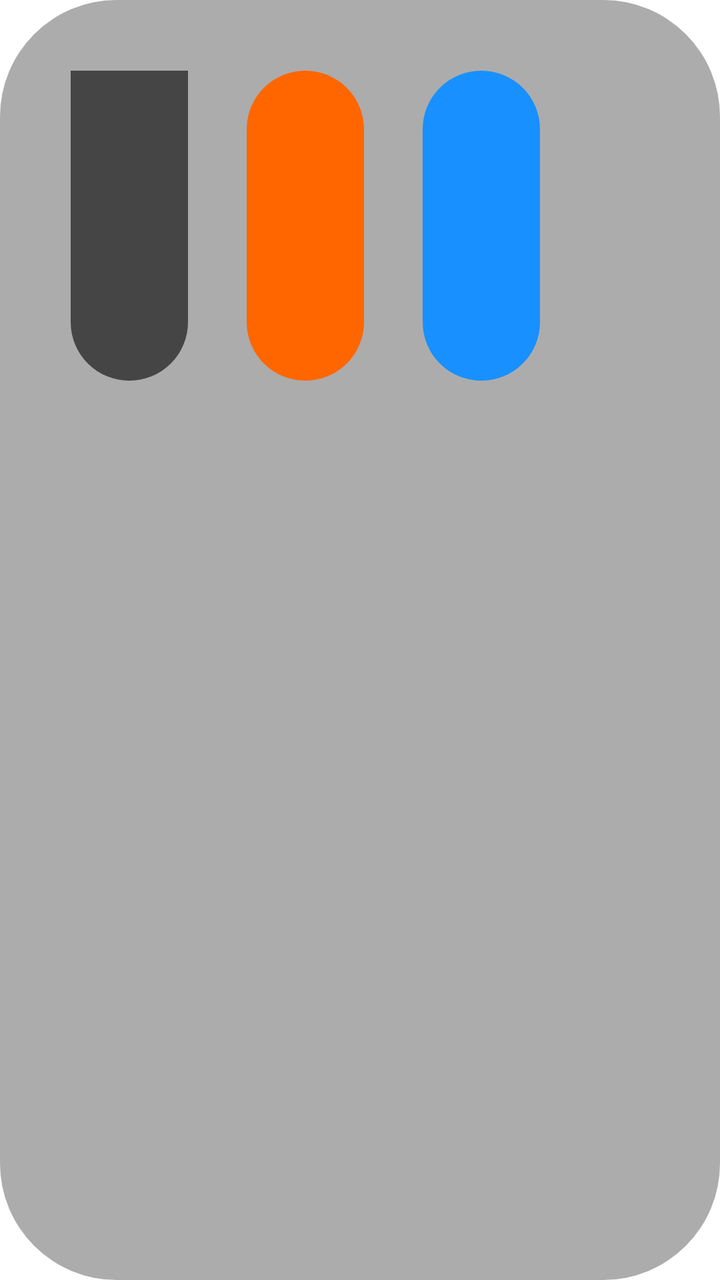
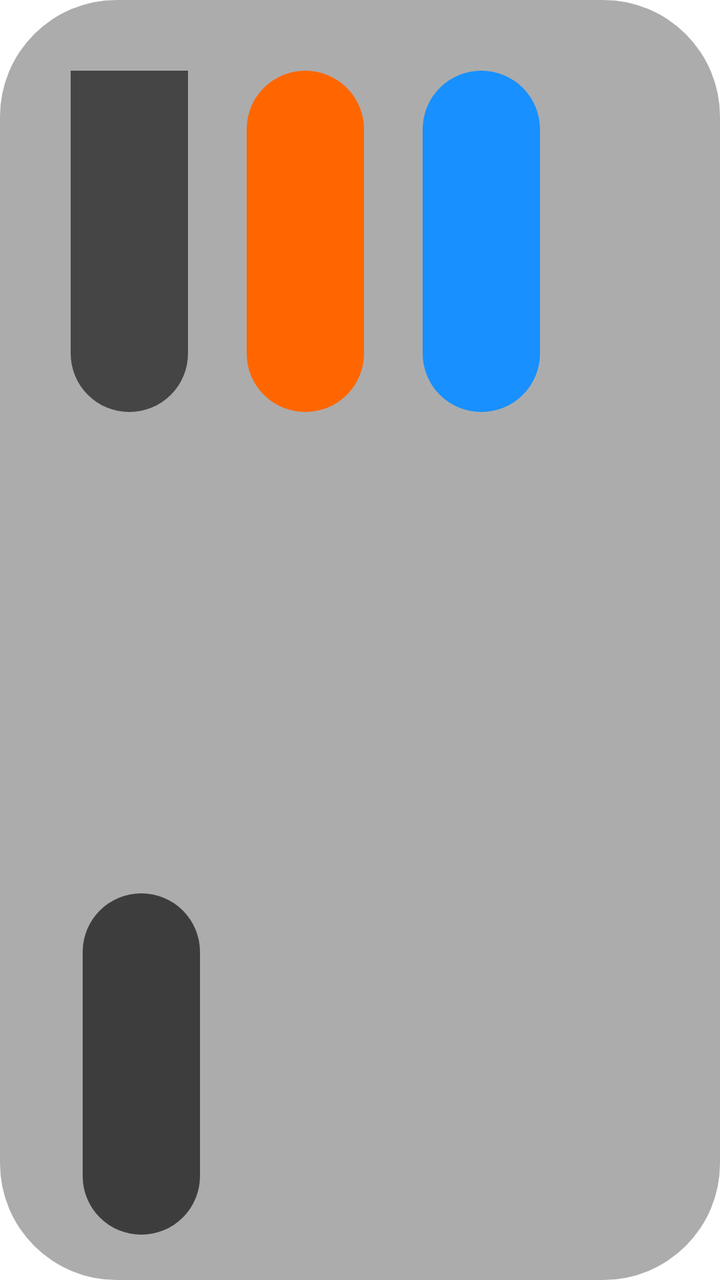

An Android layout rendered at two revisions. The XML below is the earlier revision; the diff shows what the commit changed to produce the second picture.
<!-- AndroidManifest.xml: application theme AppTheme.NoActionBar -->
<!-- res/layout/item_grid.xml -->
<?xml version="1.0" encoding="utf-8"?>
<FrameLayout xmlns:android="http://schemas.android.com/apk/res/android"
    android:layout_width="wrap_content"
    android:layout_height="wrap_content"
    android:background="@drawable/shape_user_focus"
    android:focusable="true"
    android:padding="@dimen/vs_1">

    <FrameLayout
        android:layout_width="@dimen/vs_214"
        android:layout_height="@dimen/vs_280">

        <ImageView
            android:id="@+id/ivThumb"
            android:layout_width="match_parent"
            android:layout_height="match_parent"
            android:padding="@dimen/vs_1"
            android:scaleType="fitXY" />

        <LinearLayout
            android:layout_width="wrap_content"
            android:layout_height="wrap_content"
            android:layout_marginLeft="@dimen/vs_5"
            android:layout_marginTop="@dimen/vs_5"
            android:layout_marginRight="@dimen/vs_5"
            android:orientation="horizontal">

            <TextView
                android:id="@+id/tvYear"
                android:layout_width="wrap_content"
                android:layout_height="wrap_content"
                android:layout_marginEnd="@dimen/vs_5"
                android:layout_marginRight="@dimen/vs_5"
                android:background="@drawable/shape_thumb_bottom_name"
                android:ellipsize="end"
                android:gravity="center"
                android:paddingLeft="@dimen/vs_5"
                android:paddingRight="@dimen/vs_5"
                android:singleLine="true"
                android:textColor="@android:color/white"
                android:textSize="@dimen/ts_20" />

            <TextView
                android:id="@+id/tvArea"
                android:layout_width="wrap_content"
                android:layout_height="wrap_content"
                android:layout_marginEnd="@dimen/vs_5"
                android:layout_marginRight="@dimen/vs_5"
                android:background="@drawable/shape_thumb_lang"
                android:ellipsize="end"
                android:gravity="center"
                android:paddingLeft="@dimen/vs_5"
                android:paddingRight="@dimen/vs_5"
                android:singleLine="true"
                android:textColor="@android:color/white"
                android:textSize="@dimen/ts_20" />

            <TextView
                android:id="@+id/tvLang"
                android:layout_width="wrap_content"
                android:layout_height="wrap_content"
                android:layout_marginEnd="@dimen/vs_5"
                android:layout_marginRight="@dimen/vs_5"
                android:background="@drawable/shape_thumb_year"
                android:ellipsize="end"
                android:gravity="center"
                android:paddingLeft="@dimen/vs_5"
                android:paddingRight="@dimen/vs_5"
                android:singleLine="true"
                android:textColor="@android:color/white"
                android:textSize="@dimen/ts_20" />

        </LinearLayout>


        <LinearLayout
            android:layout_width="match_parent"
            android:layout_height="wrap_content"
            android:layout_gravity="bottom"
            android:orientation="vertical"
            android:padding="@dimen/vs_1">

            <TextView
                android:id="@+id/tvNote"
                android:layout_width="wrap_content"
                android:layout_height="wrap_content"
                android:layout_gravity="bottom"
                android:layout_marginLeft="@dimen/vs_5"
                android:layout_marginRight="@dimen/vs_5"
                android:layout_marginBottom="@dimen/vs_5"
                android:background="@drawable/shape_thumb_note"
                android:ellipsize="end"
                android:gravity="center"
                android:paddingLeft="@dimen/vs_5"
                android:paddingRight="@dimen/vs_5"
                android:singleLine="true"
                android:textColor="@android:color/white"
                android:textSize="@dimen/ts_20" />

            <TextView
                android:id="@+id/tvName"
                android:layout_width="match_parent"
                android:layout_height="wrap_content"
                android:background="@drawable/shape_thumb_bottom_name"
                android:ellipsize="marquee"
                android:gravity="center"
                android:marqueeRepeatLimit="marquee_forever"
                android:padding="@dimen/vs_5"
                android:singleLine="true"
                android:text="Title"
                android:textColor="@android:color/white"
                android:textSize="@dimen/ts_22" />

            <TextView
                android:id="@+id/tvActor"
                android:layout_width="match_parent"
                android:layout_height="wrap_content"
                android:background="@drawable/shape_thumb_bottom_name"
                android:ellipsize="end"
                android:gravity="top"
                android:padding="@dimen/vs_5"
                android:singleLine="true"
                android:textColor="@android:color/white"
                android:textSize="@dimen/ts_16"
                android:visibility="gone" />
        </LinearLayout>
        
        <FrameLayout
            android:id="@+id/delFrameLayout"
            android:layout_width="match_parent"
            android:layout_height="match_parent"
            android:background="@drawable/shape_user_delete"
            android:layout_gravity="center"
            android:visibility="gone">

            <ImageView
                android:id="@+id/imageView"
                android:layout_width="@dimen/vs_80"
                android:layout_height="@dimen/vs_80"
                android:layout_gravity="center"
                android:layout_marginBottom="@dimen/vs_20"
                android:src="@drawable/icon_delete" />
        </FrameLayout>
        
    </FrameLayout>
</FrameLayout>
<!-- resources referenced by this layout -->
<resources>
  <dimen name="ts_16">16mm</dimen>
  <dimen name="ts_20">20mm</dimen>
  <dimen name="ts_22">22mm</dimen>
  <dimen name="vs_1">1mm</dimen>
  <dimen name="vs_20">20mm</dimen>
  <dimen name="vs_214">214mm</dimen>
  <dimen name="vs_280">280mm</dimen>
  <dimen name="vs_5">5mm</dimen>
  <dimen name="vs_80">80mm</dimen>
  <!-- drawable icon_delete (drawable) -->
  <vector android:height="24dp" android:tint="#FFFFFF"
      android:viewportHeight="24" android:viewportWidth="24"
      android:width="24dp" xmlns:android="http://schemas.android.com/apk/res/android">
    <path android:fillColor="@android:color/white" android:pathData="M6,19c0,1.1 0.9,2 2,2h8c1.1,0 2,-0.9 2,-2L18,7L6,7v12zM8,9h8v10L8,19L8,9zM15.5,4l-1,-1h-5l-1,1L5,4v2h14L19,4z"/>
  </vector>
  <!-- drawable shape_thumb_bottom_name (drawable) -->
  <?xml version="1.0" encoding="utf-8"?>
  <shape xmlns:android="http://schemas.android.com/apk/res/android">
      <corners
          android:bottomLeftRadius="@dimen/vs_10"
          android:bottomRightRadius="@dimen/vs_10" />
      <solid android:color="@color/color_99000000" />
  </shape>
  <!-- drawable shape_thumb_lang (drawable) -->
  <?xml version="1.0" encoding="utf-8"?>
  <shape xmlns:android="http://schemas.android.com/apk/res/android">
      <solid android:color="@color/color_FFB800" />
      <corners android:radius="5mm" />
  </shape>
  <!-- drawable shape_thumb_note (drawable) -->
  <?xml version="1.0" encoding="utf-8"?>
  <shape xmlns:android="http://schemas.android.com/apk/res/android">
      <solid android:color="@color/color_3D3D3D" />
      <corners android:radius="5mm" />
  </shape>
  <!-- drawable shape_thumb_year (drawable) -->
  <?xml version="1.0" encoding="utf-8"?>
  <shape xmlns:android="http://schemas.android.com/apk/res/android">
      <solid android:color="@color/color_1890FF" />
      <corners android:radius="5mm" />
  </shape>
  <!-- drawable shape_user_delete (drawable) -->
  <?xml version="1.0" encoding="UTF-8"?>
  <shape xmlns:android="http://schemas.android.com/apk/res/android" android:shape="rectangle" >
  
      <gradient
          android:startColor="@color/color_000000_30"
          android:centerColor="@color/color_000000_60"
          android:endColor="@color/color_000000_30"
          android:angle="90" />
       <corners
          android:radius="@dimen/vs_10"/>
  
  </shape>
  <style name="AppTheme.NoActionBar" parent="AppTheme">
          <item name="android:windowActionBar">false</item>
          <item name="android:windowNoTitle">true</item>
          <item name="windowActionBar">false</item>
          <item name="android:windowFullscreen">true</item>//全屏即无通知栏
          <item name="android:windowContentOverlay">@null</item>//是否有遮盖
          <item name="windowNoTitle">true</item>
          <item name="android:keepScreenOn">true</item>
          
          <item name="android:windowBackground">@android:color/transparent</item>
      </style>
  <dimen name="vs_10">10mm</dimen>
  <color name="color_99000000">#99000000</color>
  <color name="color_FFB800">#FF6600</color>
  <color name="color_3D3D3D">#3D3D3D</color>
  <color name="color_1890FF">#1890FF</color>
  <color name="color_000000_30">#48000000</color>
  <color name="color_000000_60">#99000000</color>
  <color name="color_FFFFFF">#ffffffff</color>
  <color name="color_6C3D3D3D">#6c3d3d3d</color>
  <style name="AppTheme" parent="Theme.AppCompat.Light.DarkActionBar">
          
          <item name="colorPrimary">@color/color_6200EE</item>
          <item name="colorPrimaryDark">@color/color_3700B3</item>
          <item name="colorAccent">@color/color_03DAC5</item>
      </style>
  <color name="color_6200EE">#6200EE</color>
  <color name="color_3700B3">#3700B3</color>
  <color name="color_03DAC5">#03DAC5</color>
  <!-- unchanged entries left out for length: 1 -->
</resources>

<!-- the commit's change to res/layout/item_grid.xml (unified diff, before → after) -->
@@ -1,14 +1,14 @@
 <?xml version="1.0" encoding="utf-8"?>
 <FrameLayout xmlns:android="http://schemas.android.com/apk/res/android"
-    android:layout_width="wrap_content"
+    android:layout_width="match_parent"
     android:layout_height="wrap_content"
     android:background="@drawable/shape_user_focus"
     android:focusable="true"
     android:padding="@dimen/vs_1">
 
     <FrameLayout
-        android:layout_width="@dimen/vs_214"
-        android:layout_height="@dimen/vs_280">
+        android:layout_width="match_parent"
+        android:layout_height="@dimen/vs_150">
 
         <ImageView
             android:id="@+id/ivThumb"
@@ -38,7 +38,7 @@
                 android:paddingRight="@dimen/vs_5"
                 android:singleLine="true"
                 android:textColor="@android:color/white"
-                android:textSize="@dimen/ts_20" />
+                android:textSize="@dimen/ts_22" />
 
             <TextView
                 android:id="@+id/tvArea"
@@ -53,7 +53,7 @@
                 android:paddingRight="@dimen/vs_5"
                 android:singleLine="true"
                 android:textColor="@android:color/white"
-                android:textSize="@dimen/ts_20" />
+                android:textSize="@dimen/ts_22" />
 
             <TextView
                 android:id="@+id/tvLang"
@@ -68,7 +68,7 @@
                 android:paddingRight="@dimen/vs_5"
                 android:singleLine="true"
                 android:textColor="@android:color/white"
-                android:textSize="@dimen/ts_20" />
+                android:textSize="@dimen/ts_22" />
 
         </LinearLayout>
 
@@ -95,7 +95,7 @@
                 android:paddingRight="@dimen/vs_5"
                 android:singleLine="true"
                 android:textColor="@android:color/white"
-                android:textSize="@dimen/ts_20" />
+                android:textSize="@dimen/ts_22" />
 
             <TextView
                 android:id="@+id/tvName"
<!-- resource entries referenced after the edit -->
@@ -1,12 +1,10 @@
 <!-- resources referenced by this layout -->
 <resources>
   <dimen name="ts_16">16mm</dimen>
-  <dimen name="ts_20">20mm</dimen>
   <dimen name="ts_22">22mm</dimen>
   <dimen name="vs_1">1mm</dimen>
+  <dimen name="vs_150">150mm</dimen>
   <dimen name="vs_20">20mm</dimen>
-  <dimen name="vs_214">214mm</dimen>
-  <dimen name="vs_280">280mm</dimen>
   <dimen name="vs_5">5mm</dimen>
   <dimen name="vs_80">80mm</dimen>
   <!-- drawable icon_delete (drawable) -->
